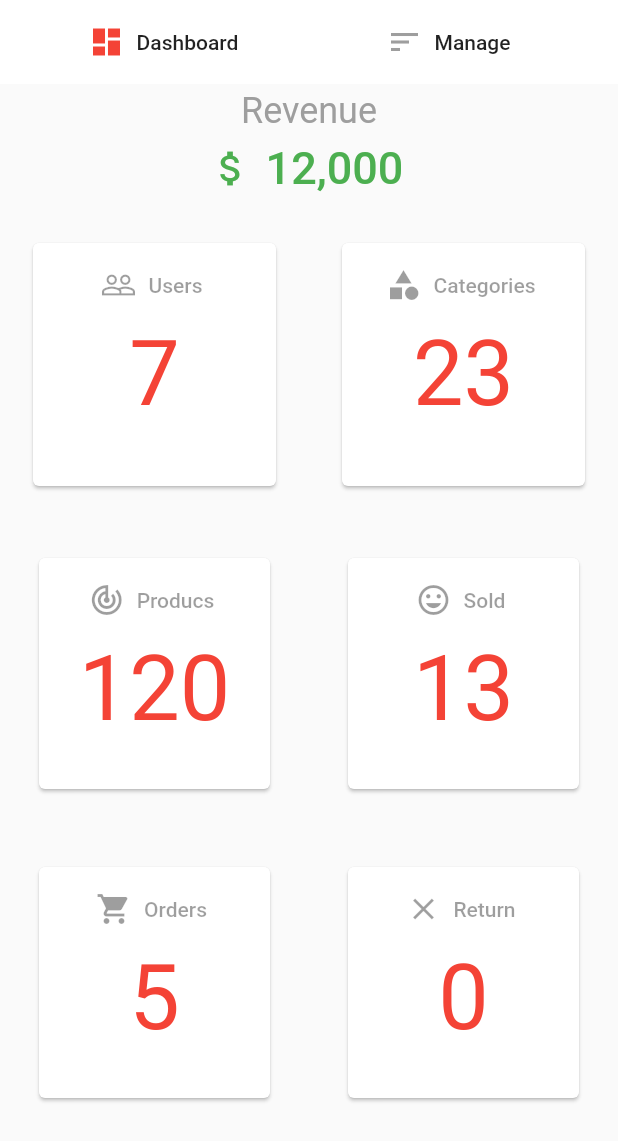
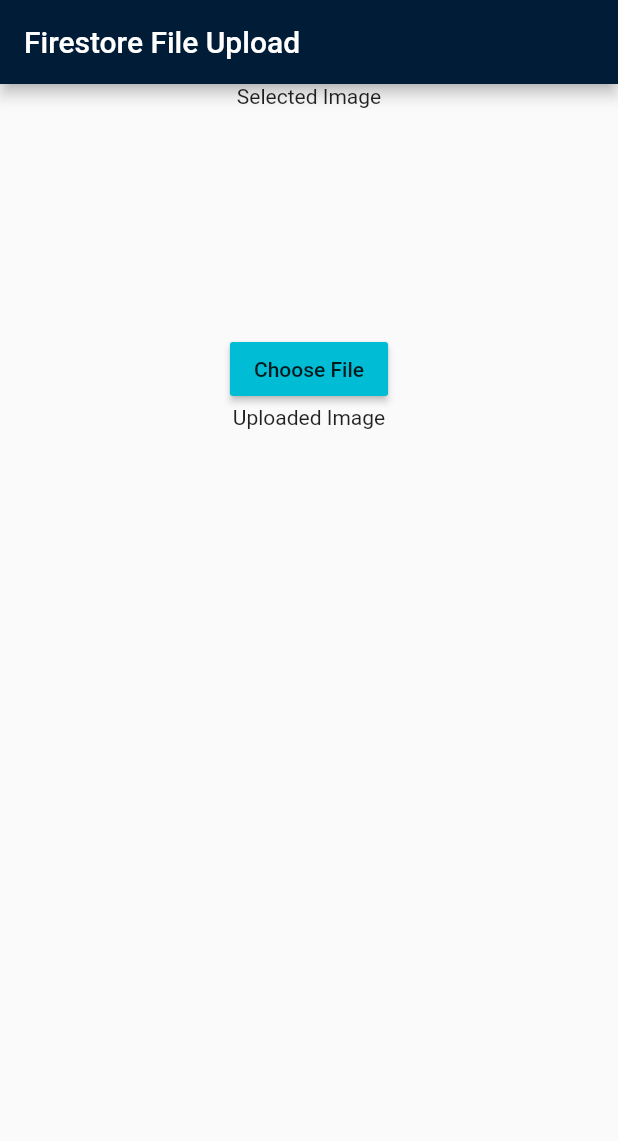
Before and after one commit to HOUEGBELO99/First_app_choice_admin_app, a Flutter app: the screen it shows after launch, on a phone screen of 412 x 824 dp. Shown: the top 1141 px of the screen. Run offline on Flutter 3.47's test engine with Material 2 defaults, Android fonts, the phone set to English and light mode, and no system bars; our stand-ins replace cloud_firestore, firebase_storage, fluttertoast, image_picker; accounts and stored records are empty.

```diff
--- a/lib/main.dart
+++ b/lib/main.dart
@@ -1,5 +1,6 @@
 import 'package:flutter/material.dart';
 import 'package:premierchoixadmin/screens/admin.dart';
+import 'package:premierchoixadmin/test.dart';
 
 import 'components/hexadecimal.dart';
 
@@ -21,9 +22,11 @@ class MyApp extends StatelessWidget {
         accentColor: HexColor("#001C36"),
         colorScheme: ColorScheme.light(primary: HexColor("#001C36")),
       ),
-      initialRoute: Admin.id,
+      initialRoute: Test.id,
       routes: {
         Admin.id: (context) => Admin(),
+        Test.id: (context) => Test(),
+
       },
     );
   }
--- a/lib/screens/add_products.dart
+++ b/lib/screens/add_products.dart
@@ -94,7 +94,7 @@ class _AddProductState extends State<AddProduct> {
                       child: OutlineButton(
                           borderSide: BorderSide(color: grey.withOpacity(0.5), width: 2.5),
                           onPressed: (){
-                            _selectImage(ImagePicker.pickImage(source: ImageSource.gallery), 1);
+                            _selectImage(ImagePicker.pickImage(source: ImageSource.camera), 1);
                           },
                           child: _displayChild1()
                       ),
@@ -107,7 +107,7 @@ class _AddProductState extends State<AddProduct> {
                       child: OutlineButton(
                           borderSide: BorderSide(color: grey.withOpacity(0.5), width: 2.5),
                           onPressed: (){
-                            _selectImage(ImagePicker.pickImage(source: ImageSource.gallery), 2);
+                            _selectImage(ImagePicker.pickImage(source: ImageSource.camera), 2);
 
                           },
                           child: _displayChild2()
@@ -121,7 +121,7 @@ class _AddProductState extends State<AddProduct> {
                       child: OutlineButton(
                         borderSide: BorderSide(color: grey.withOpacity(0.5), width: 2.5),
                         onPressed: (){
-                          _selectImage(ImagePicker.pickImage(source: ImageSource.gallery), 3);
+                          _selectImage(ImagePicker.pickImage(source: ImageSource.camera), 3);
                         },
                         child: _displayChild3(),
                       ),
--- /dev/null
+++ b/lib/test.dart
@@ -0,0 +1,101 @@
+import 'dart:io';
+import 'package:firebase_storage/firebase_storage.dart'; // For File Upload To Firestore
+import 'package:flutter/material.dart';
+import 'package:image_picker/image_picker.dart'; // For Image Picker
+import 'package:path/path.dart' as Path;
+
+
+
+class Test extends StatefulWidget {
+  static String id="Test";
+  @override
+  _TestState createState() => _TestState();
+}
+
+class _TestState extends State<Test> {
+
+  File _image;
+  String _uploadedFileURL;
+  @override
+  Widget build(BuildContext context) {
+    return Scaffold(
+      appBar: AppBar(
+        title: Text('Firestore File Upload'),
+      ),
+      body: Center(
+        child: Column(
+          children: <Widget>[
+            Text('Selected Image'),
+            _image != null
+                ? Image.asset(
+              _image.path,
+              height: 150,
+            )
+                : Container(height: 150),
+            _image == null
+                ? RaisedButton(
+              child: Text('Choose File'),
+              onPressed: getImage,
+              color: Colors.cyan,
+            )
+                : Container(),
+            _image != null
+                ? RaisedButton(
+              child: Text('Upload File'),
+              onPressed: uploadFile,
+              color: Colors.cyan,
+            )
+                : Container(),
+            _image != null
+                ? RaisedButton(
+              child: Text('Clear Selection'),
+              onPressed: (){
+
+              }
+            )
+                : Container(),
+            Text('Uploaded Image'),
+            _uploadedFileURL != null
+                ? Image.network(
+              _uploadedFileURL,
+              height: 150,
+            )
+                : Container(),
+          ],
+        ),
+      ),
+    );
+  }
+
+ /* Future chooseFile() async {
+    await ImagePicker.pickImage(source: ImageSource.camera).then((image) {
+      setState(() {
+        _image = image;
+      });
+    });
+  }*/
+
+  final picker = ImagePicker();
+
+  Future getImage() async {
+    final pickedFile = await picker.getImage(source: ImageSource.camera);
+
+    setState(() {
+      _image = File(pickedFile.path);
+    });
+  }
+
+  Future uploadFile() async {
+    StorageReference storageReference = FirebaseStorage.instance
+        .ref()
+        .child('chats/${Path.basename(_image.path)}}');
+    StorageUploadTask uploadTask = storageReference.putFile(_image);
+    await uploadTask.onComplete;
+    print('File Uploaded');
+    storageReference.getDownloadURL().then((fileURL) {
+      setState(() {
+        _uploadedFileURL = fileURL;
+      });
+    });
+  }
+}
```
Also changed, not shown: 3 other files.
